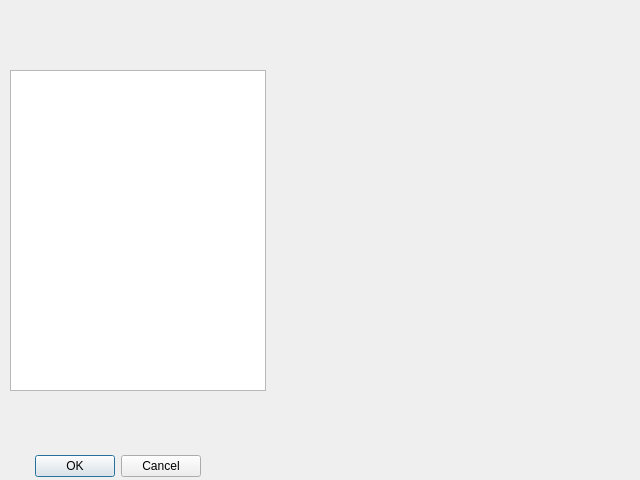
Qt form _refactoring/Front End/Computing_Modules.ui (omargamal8/AvidBeam_Intern) before a commit.
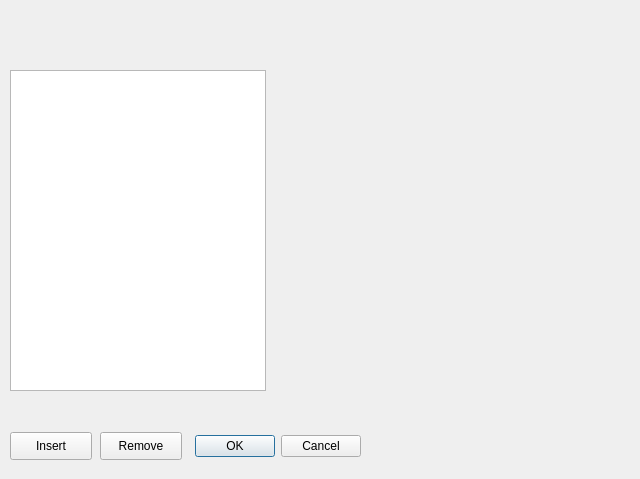
The same form after that commit.

Commit message: Computing_module just needs contexts

```diff
--- a/_refactoring/Front End/Computing_Modules.ui
+++ b/_refactoring/Front End/Computing_Modules.ui
@@ -7,17 +7,20 @@
     <x>0</x>
     <y>0</y>
     <width>640</width>
-    <height>480</height>
+    <height>479</height>
    </rect>
   </property>
   <property name="windowTitle">
    <string>Dialog</string>
   </property>
   <widget class="QDialogButtonBox" name="buttonBox">
+   <property name="enabled">
+    <bool>true</bool>
+   </property>
    <property name="geometry">
     <rect>
-     <x>30</x>
-     <y>450</y>
+     <x>190</x>
+     <y>430</y>
      <width>171</width>
      <height>32</height>
     </rect>
@@ -39,6 +42,32 @@
     </rect>
    </property>
   </widget>
+  <widget class="QPushButton" name="pushButton">
+   <property name="geometry">
+    <rect>
+     <x>10</x>
+     <y>432</y>
+     <width>82</width>
+     <height>28</height>
+    </rect>
+   </property>
+   <property name="text">
+    <string>Insert</string>
+   </property>
+  </widget>
+  <widget class="QPushButton" name="pushButton_2">
+   <property name="geometry">
+    <rect>
+     <x>100</x>
+     <y>432</y>
+     <width>82</width>
+     <height>28</height>
+    </rect>
+   </property>
+   <property name="text">
+    <string>Remove</string>
+   </property>
+  </widget>
  </widget>
  <resources/>
  <connections>
```
Left out of the diff: 2 changed lines with no effect on the pictures. The commit also changes 10 other files.
